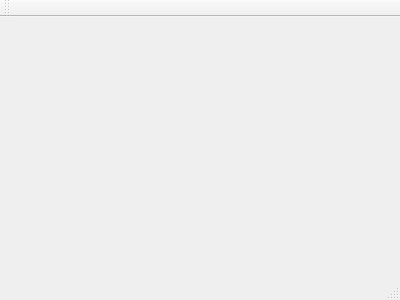
This is mainwindow.ui in ValerioB88/Qt_HeadTiltingDetection as Qt 5 draws it before an edit. The edited form follows.
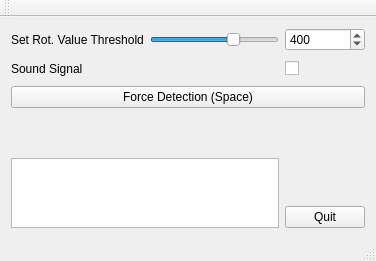
This is the edited form.

Diff of the .ui file:
```diff
--- a/mainwindow.ui
+++ b/mainwindow.ui
@@ -1,24 +1,161 @@
 <ui version="4.0">
  <class>MainWindow</class>
- <widget class="QMainWindow" name="MainWindow" >
-  <property name="geometry" >
+ <widget class="QMainWindow" name="MainWindow">
+  <property name="geometry">
    <rect>
     <x>0</x>
     <y>0</y>
-    <width>400</width>
-    <height>300</height>
+    <width>376</width>
+    <height>236</height>
    </rect>
   </property>
   <property name="windowTitle" >
    <string>MainWindow</string>
   </property>
-  <widget class="QMenuBar" name="menuBar" />
-  <widget class="QToolBar" name="mainToolBar" />
-  <widget class="QWidget" name="centralWidget" />
-  <widget class="QStatusBar" name="statusBar" />
+  <widget class="QWidget" name="centralWidget">
+   <layout class="QHBoxLayout" name="horizontalLayout">
+    <item>
+     <layout class="QGridLayout" name="gridLayout">
+      <property name="sizeConstraint">
+       <enum>QLayout::SetFixedSize</enum>
+      </property>
+      <property name="verticalSpacing">
+       <number>10</number>
+      </property>
+      <item row="0" column="0">
+       <layout class="QHBoxLayout" name="horizontalLayout_2">
+        <item>
+         <widget class="QLabel" name="label_2">
+          <property name="text">
+           <string>Set Rot. Value Threshold</string>
+          </property>
+         </widget>
+        </item>
+        <item>
+         <widget class="QSlider" name="sldThresohld">
+          <property name="maximum">
+           <number>600</number>
+          </property>
+          <property name="value">
+           <number>400</number>
+          </property>
+          <property name="orientation">
+           <enum>Qt::Horizontal</enum>
+          </property>
+         </widget>
+        </item>
+       </layout>
+      </item>
+      <item row="1" column="0">
+       <widget class="QLabel" name="label">
+        <property name="text">
+         <string>Sound Signal</string>
+        </property>
+       </widget>
+      </item>
+      <item row="1" column="1">
+       <widget class="QCheckBox" name="ckbForceSignal">
+        <property name="text">
+         <string/>
+        </property>
+       </widget>
+      </item>
+      <item row="2" column="0" colspan="2">
+       <widget class="QPushButton" name="btnForceDet">
+        <property name="text">
+         <string>Force Detection (Space)</string>
+        </property>
+       </widget>
+      </item>
+      <item row="0" column="1">
+       <widget class="QSpinBox" name="spinBox">
+        <property name="maximum">
+         <number>600</number>
+        </property>
+        <property name="value">
+         <number>400</number>
+        </property>
+       </widget>
+      </item>
+      <item row="3" column="0">
+       <layout class="QVBoxLayout" name="verticalLayout">
+        <item>
+         <spacer name="verticalSpacer">
+          <property name="orientation">
+           <enum>Qt::Vertical</enum>
+          </property>
+          <property name="sizeType">
+           <enum>QSizePolicy::Fixed</enum>
+          </property>
+          <property name="sizeHint" stdset="0">
+           <size>
+            <width>20</width>
+            <height>40</height>
+           </size>
+          </property>
+         </spacer>
+        </item>
+        <item>
+         <widget class="QTextEdit" name="txtInfo">
+          <property name="readOnly">
+           <bool>true</bool>
+          </property>
+          <property name="acceptRichText">
+           <bool>false</bool>
+          </property>
+         </widget>
+        </item>
+       </layout>
+      </item>
+      <item row="3" column="1">
+       <layout class="QVBoxLayout" name="verticalLayout_2">
+        <item>
+         <spacer name="verticalSpacer_2">
+          <property name="orientation">
+           <enum>Qt::Vertical</enum>
+          </property>
+          <property name="sizeHint" stdset="0">
+           <size>
+            <width>20</width>
+            <height>40</height>
+           </size>
+          </property>
+         </spacer>
+        </item>
+        <item>
+         <widget class="QPushButton" name="btnQuit">
+          <property name="text">
+           <string>Quit</string>
+          </property>
+         </widget>
+        </item>
+       </layout>
+      </item>
+     </layout>
+    </item>
+   </layout>
+  </widget>
+  <widget class="QMenuBar" name="menuBar">
+   <property name="geometry">
+    <rect>
+     <x>0</x>
+     <y>0</y>
+     <width>376</width>
+     <height>21</height>
+    </rect>
+   </property>
+  </widget>
+  <widget class="QToolBar" name="mainToolBar">
+   <attribute name="toolBarArea">
+    <enum>TopToolBarArea</enum>
+   </attribute>
+   <attribute name="toolBarBreak">
+    <bool>false</bool>
+   </attribute>
+  </widget>
+  <widget class="QStatusBar" name="statusBar"/>
  </widget>
- <layoutDefault spacing="6" margin="11" />
- <pixmapfunction></pixmapfunction>
+ <layoutdefault spacing="6" margin="11"/>
  <resources/>
  <connections/>
 </ui>
```
Left out of the diff: 22 changed lines with no effect on the pictures.
